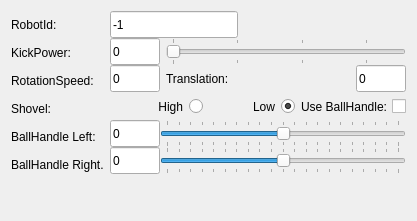
Before: the Qt Designer form msl_joystick/ui/msl_joystick/Joystick.ui in dasys-lab/cnc-msl, drawn with Qt 5.
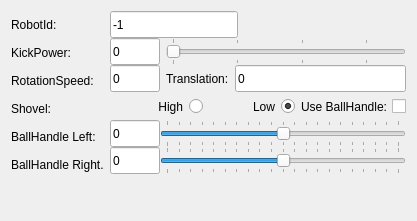
After: the same form once the commit is applied.

Commit message:
fixes for msl_joystick - no longer need to press enter for changing values in the GUI (focus change is also ok) - translation field extends - added nice icon
fixes for joystick behaviour
- does not send motion control messages, if angle translation or ratation are NaN

The edit to the form file:
```diff
--- a/msl_joystick/ui/msl_joystick/Joystick.ui
+++ b/msl_joystick/ui/msl_joystick/Joystick.ui
@@ -279,6 +279,12 @@
        </item>
        <item>
         <widget class="QLabel" name="translationLabel">
+         <property name="sizePolicy">
+          <sizepolicy hsizetype="Preferred" vsizetype="Fixed">
+           <horstretch>0</horstretch>
+           <verstretch>0</verstretch>
+          </sizepolicy>
+         </property>
          <property name="minimumSize">
           <size>
            <width>0</width>
@@ -287,7 +293,7 @@
          </property>
          <property name="maximumSize">
           <size>
-           <width>16777215</width>
+           <width>80</width>
            <height>27</height>
           </size>
          </property>
@@ -298,6 +304,12 @@
        </item>
        <item>
         <widget class="QLineEdit" name="translationEdit">
+         <property name="sizePolicy">
+          <sizepolicy hsizetype="Expanding" vsizetype="Preferred">
+           <horstretch>0</horstretch>
+           <verstretch>0</verstretch>
+          </sizepolicy>
+         </property>
          <property name="minimumSize">
           <size>
            <width>0</width>
@@ -306,7 +318,7 @@
          </property>
          <property name="maximumSize">
           <size>
-           <width>50</width>
+           <width>8000</width>
            <height>27</height>
           </size>
          </property>
```
The commit also changes 7 other files.
